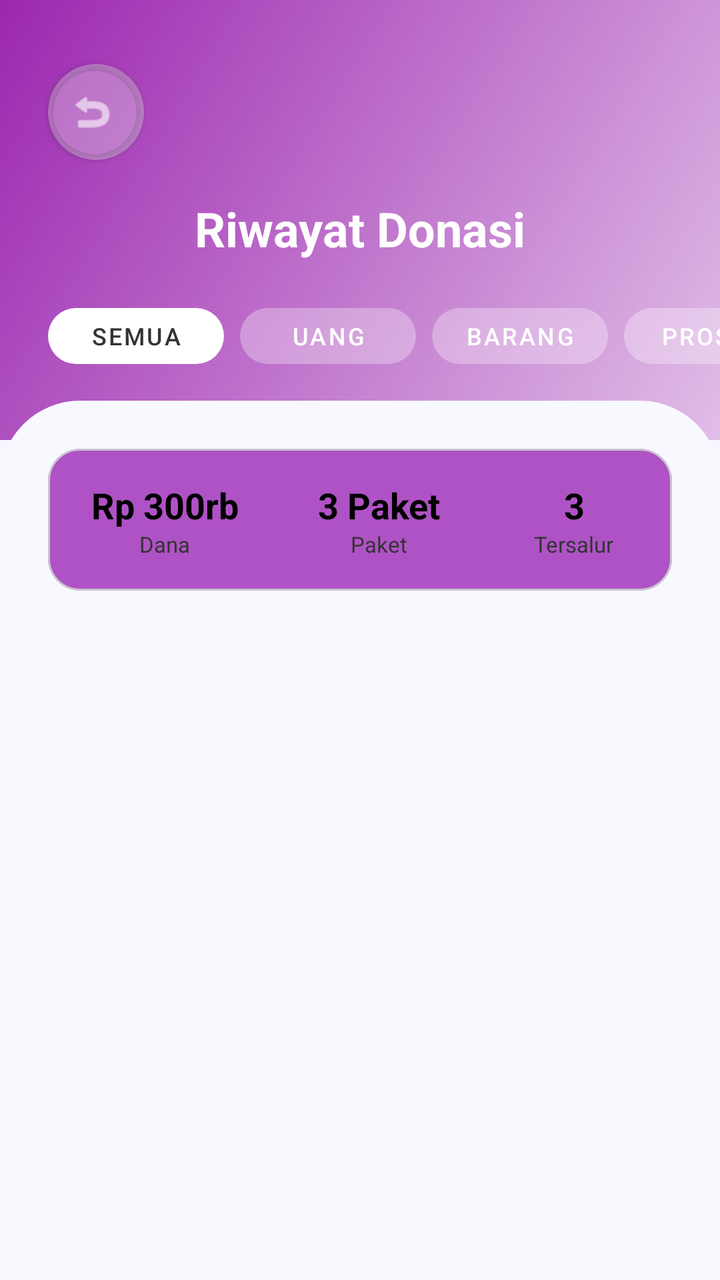
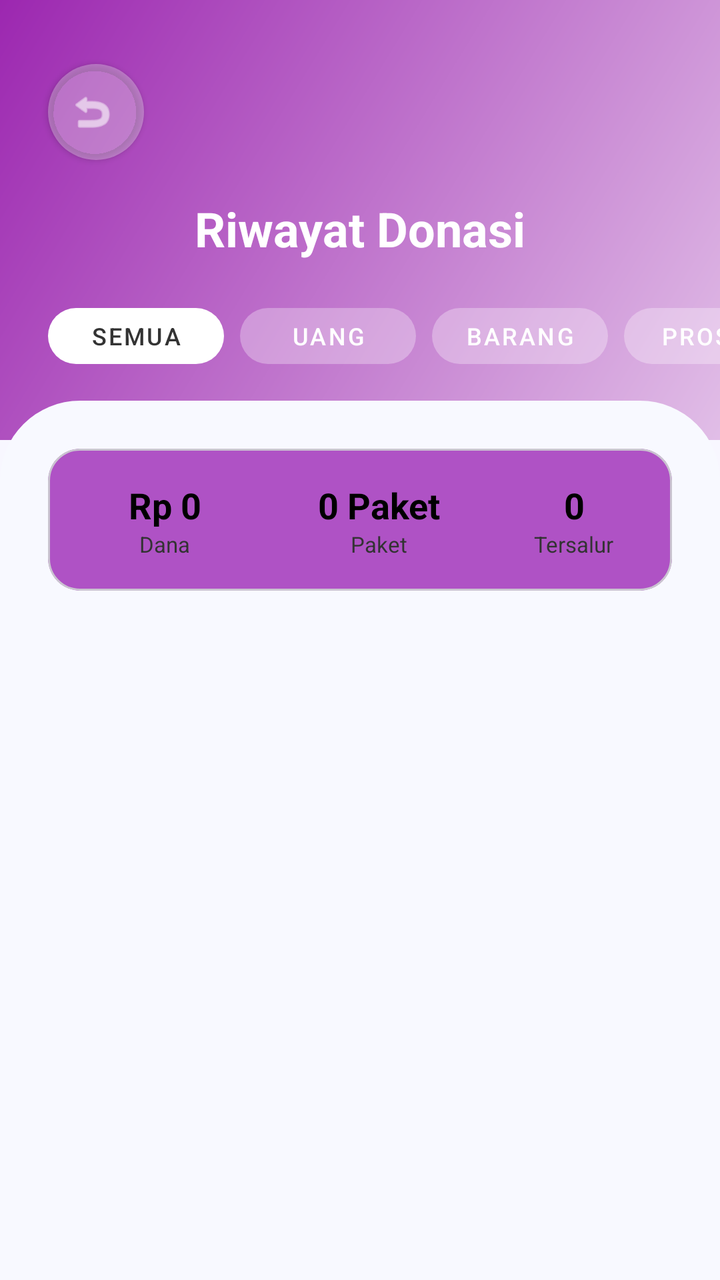

The first picture is an Android layout as it rendered before a commit; the second is the same layout after the commit. The layout source and the unified diff follow.
<!-- AndroidManifest.xml: application theme Theme.AplikasiProjekSMT4 -->
<!-- res/layout/fragment_history.xml -->
<?xml version="1.0" encoding="utf-8"?>
<androidx.coordinatorlayout.widget.CoordinatorLayout xmlns:android="http://schemas.android.com/apk/res/android"
    xmlns:app="http://schemas.android.com/apk/res-auto"
    xmlns:tools="http://schemas.android.com/tools"
    android:layout_width="match_parent"
    android:layout_height="match_parent"
    android:background="#F8F7FF">

    <com.google.android.material.appbar.AppBarLayout
        android:layout_width="match_parent"
        android:layout_height="wrap_content"
        android:background="@android:color/transparent"
        app:elevation="0dp">

        <androidx.constraintlayout.widget.ConstraintLayout
            android:layout_width="match_parent"
            android:layout_height="220dp"
            android:background="@drawable/bg_gradasi_ungu">

            <com.google.android.material.button.MaterialButton
                android:id="@+id/btnBack"
                style="@style/Widget.MaterialComponents.Button.Icon"
                android:layout_width="48dp"
                android:layout_height="48dp"
                android:layout_marginStart="24dp"
                android:layout_marginTop="32dp"
                android:insetLeft="0dp"
                android:insetTop="0dp"
                android:insetRight="0dp"
                android:insetBottom="0dp"
                app:backgroundTint="#4DFFFFFF"
                app:cornerRadius="24dp"
                app:icon="@android:drawable/ic_menu_revert"
                app:iconGravity="textStart"
                app:iconPadding="0dp"
                app:iconSize="24dp"
                app:iconTint="@android:color/white"
                app:layout_constraintStart_toStartOf="parent"
                app:layout_constraintTop_toTopOf="parent" />

            <TextView
                android:id="@+id/tvTitle"
                android:layout_width="wrap_content"
                android:layout_height="wrap_content"
                android:text="Riwayat Donasi"
                android:textColor="@android:color/white"
                android:textSize="24sp"
                android:textStyle="bold"
                app:layout_constraintBottom_toTopOf="@+id/hsvTabs"
                app:layout_constraintEnd_toEndOf="parent"
                app:layout_constraintStart_toStartOf="parent"
                app:layout_constraintTop_toBottomOf="@+id/btnBack" />

            
            <HorizontalScrollView
                android:id="@+id/hsvTabs"
                android:layout_width="match_parent"
                android:layout_height="wrap_content"
                android:layout_marginBottom="32dp"
                android:scrollbars="none"
                app:layout_constraintBottom_toBottomOf="parent">

                <LinearLayout
                    android:layout_width="wrap_content"
                    android:layout_height="wrap_content"
                    android:orientation="horizontal"
                    android:paddingHorizontal="24dp">

                    <com.google.android.material.button.MaterialButton
                        android:id="@+id/tabSemua"
                        style="@style/Widget.MaterialComponents.Button.UnelevatedButton"
                        android:layout_width="wrap_content"
                        android:layout_height="40dp"
                        android:text="Semua"
                        android:textColor="#333333"
                        android:textSize="12sp"
                        app:backgroundTint="#FFFFFF"
                        app:cornerRadius="20dp" />

                    <com.google.android.material.button.MaterialButton
                        android:id="@+id/tabUang"
                        style="@style/Widget.MaterialComponents.Button.UnelevatedButton"
                        android:layout_width="wrap_content"
                        android:layout_height="40dp"
                        android:layout_marginStart="8dp"
                        android:text="Uang"
                        android:textColor="#FFFFFF"
                        android:textSize="12sp"
                        app:backgroundTint="#4DFFFFFF"
                        app:cornerRadius="20dp" />

                    <com.google.android.material.button.MaterialButton
                        android:id="@+id/tabBarang"
                        style="@style/Widget.MaterialComponents.Button.UnelevatedButton"
                        android:layout_width="wrap_content"
                        android:layout_height="40dp"
                        android:layout_marginStart="8dp"
                        android:text="Barang"
                        android:textColor="#FFFFFF"
                        android:textSize="12sp"
                        app:backgroundTint="#4DFFFFFF"
                        app:cornerRadius="20dp" />

                    <com.google.android.material.button.MaterialButton
                        android:id="@+id/tabProses"
                        style="@style/Widget.MaterialComponents.Button.UnelevatedButton"
                        android:layout_width="wrap_content"
                        android:layout_height="40dp"
                        android:layout_marginStart="8dp"
                        android:text="Proses"
                        android:textColor="#FFFFFF"
                        android:textSize="12sp"
                        app:backgroundTint="#4DFFFFFF"
                        app:cornerRadius="20dp" />
                </LinearLayout>
            </HorizontalScrollView>

        </androidx.constraintlayout.widget.ConstraintLayout>
    </com.google.android.material.appbar.AppBarLayout>

    <androidx.core.widget.NestedScrollView
        android:layout_width="match_parent"
        android:layout_height="match_parent"
        android:layout_marginTop="-20dp"
        android:background="@drawable/rounded_top_white"
        app:layout_behavior="@string/appbar_scrolling_view_behavior">

        <LinearLayout
            android:layout_width="match_parent"
            android:layout_height="wrap_content"
            android:orientation="vertical"
            android:paddingHorizontal="24dp"
            android:paddingTop="24dp"
            android:paddingBottom="80dp">

            
            <com.google.android.material.card.MaterialCardView
                android:layout_width="match_parent"
                android:layout_height="wrap_content"
                android:layout_marginBottom="24dp"
                app:cardBackgroundColor="#AF52C5"
                app:cardCornerRadius="16dp"
                app:cardElevation="0dp">

                <LinearLayout
                    android:layout_width="match_parent"
                    android:layout_height="wrap_content"
                    android:orientation="horizontal"
                    android:paddingVertical="16dp">

                    <LinearLayout
                        android:layout_width="0dp"
                        android:layout_height="wrap_content"
                        android:layout_weight="1.2"
                        android:gravity="center"
                        android:orientation="vertical">
                        <TextView
                            android:layout_width="wrap_content"
                            android:layout_height="wrap_content"
                            android:text="Rp 300rb"
                            android:textColor="#000000"
                            android:textSize="18sp"
                            android:textStyle="bold" />
                        <TextView
                            android:layout_width="wrap_content"
                            android:layout_height="wrap_content"
                            android:text="Dana"
                            android:textColor="#333333"
                            android:textSize="11sp" />
                    </LinearLayout>

                    <LinearLayout
                        android:layout_width="0dp"
                        android:layout_height="wrap_content"
                        android:layout_weight="1"
                        android:gravity="center"
                        android:orientation="vertical">
                        <TextView
                            android:layout_width="wrap_content"
                            android:layout_height="wrap_content"
                            android:text="3 Paket"
                            android:textColor="#000000"
                            android:textSize="18sp"
                            android:textStyle="bold" />
                        <TextView
                            android:layout_width="wrap_content"
                            android:layout_height="wrap_content"
                            android:text="Paket"
                            android:textColor="#333333"
                            android:textSize="11sp" />
                    </LinearLayout>

                    <LinearLayout
                        android:layout_width="0dp"
                        android:layout_height="wrap_content"
                        android:layout_weight="1"
                        android:gravity="center"
                        android:orientation="vertical">
                        <TextView
                            android:layout_width="wrap_content"
                            android:layout_height="wrap_content"
                            android:text="3"
                            android:textColor="#000000"
                            android:textSize="18sp"
                            android:textStyle="bold" />
                        <TextView
                            android:layout_width="wrap_content"
                            android:layout_height="wrap_content"
                            android:text="Tersalur"
                            android:textColor="#333333"
                            android:textSize="11sp" />
                    </LinearLayout>
                </LinearLayout>
            </com.google.android.material.card.MaterialCardView>

            
            <androidx.recyclerview.widget.RecyclerView
                android:id="@+id/rvHistory"
                android:layout_width="match_parent"
                android:layout_height="wrap_content"
                android:nestedScrollingEnabled="false"
                tools:listitem="@layout/item_riwayat_donasi" />

        </LinearLayout>
    </androidx.core.widget.NestedScrollView>

</androidx.coordinatorlayout.widget.CoordinatorLayout>
<!-- res/layout/item_riwayat_donasi.xml (included above) -->
<?xml version="1.0" encoding="utf-8"?>
<com.google.android.material.card.MaterialCardView xmlns:android="http://schemas.android.com/apk/res/android"
    xmlns:app="http://schemas.android.com/apk/res-auto"
    android:layout_width="match_parent"
    android:layout_height="wrap_content"
    android:layout_marginBottom="12dp"
    app:cardBackgroundColor="#FFFFFF"
    app:cardCornerRadius="16dp"
    app:cardElevation="2dp"
    android:clickable="true"
    android:focusable="true"
    android:foreground="?attr/selectableItemBackground">

    <RelativeLayout
        android:layout_width="match_parent"
        android:layout_height="wrap_content"
        android:padding="16dp">

        
        <com.google.android.material.card.MaterialCardView
            android:id="@+id/cvIcon"
            android:layout_width="56dp"
            android:layout_height="56dp"
            android:layout_centerVertical="true"
            app:cardBackgroundColor="#FDF1E3"
            app:cardCornerRadius="12dp"
            app:cardElevation="0dp">
            <ImageView
                android:id="@+id/ivIcon"
                android:layout_width="28dp"
                android:layout_height="28dp"
                android:layout_gravity="center"
                android:src="@android:drawable/ic_menu_send"
                app:tint="#FF9800" />
        </com.google.android.material.card.MaterialCardView>

        
        <LinearLayout
            android:layout_width="wrap_content"
            android:layout_height="wrap_content"
            android:layout_centerVertical="true"
            android:layout_marginStart="16dp"
            android:layout_toEndOf="@id/cvIcon"
            android:layout_toStartOf="@id/tvAmount"
            android:orientation="vertical">

            <TextView
                android:id="@+id/tvTitle"
                android:layout_width="wrap_content"
                android:layout_height="wrap_content"
                android:text="Judul Donasi"
                android:textColor="#000000"
                android:textSize="14sp"
                android:textStyle="bold" />

            <TextView
                android:id="@+id/tvDate"
                android:layout_width="wrap_content"
                android:layout_height="wrap_content"
                android:layout_marginTop="2dp"
                android:text="Tanggal"
                android:textColor="#888888"
                android:textSize="11sp" />

            
            <TextView
                android:id="@+id/tvStatus"
                android:layout_width="wrap_content"
                android:layout_height="wrap_content"
                android:layout_marginTop="6dp"
                android:background="@drawable/bg_outline_gray"
                android:backgroundTint="#FFF3E0"
                android:paddingHorizontal="8dp"
                android:paddingVertical="2dp"
                android:text="Diproses"
                android:textColor="#FF9800"
                android:textSize="10sp"
                android:textStyle="bold" />
        </LinearLayout>

        
        <TextView
            android:id="@+id/tvAmount"
            android:layout_width="wrap_content"
            android:layout_height="wrap_content"
            android:layout_alignParentEnd="true"
            android:layout_centerVertical="true"
            android:text="Rp -"
            android:textColor="#000000"
            android:textSize="14sp"
            android:textStyle="bold" />

    </RelativeLayout>
</com.google.android.material.card.MaterialCardView>
<!-- resources referenced by this layout -->
<resources>
  <!-- drawable bg_gradasi_ungu (drawable) -->
  <?xml version="1.0" encoding="utf-8"?>
  <shape xmlns:android="http://schemas.android.com/apk/res/android">
      <gradient
          android:startColor="#9C27B0"
          android:endColor="#E1BEE7"
          android:angle="315" />
  </shape>
  <!-- drawable bg_outline_gray (drawable) -->
  <?xml version="1.0" encoding="utf-8"?>
  <shape xmlns:android="http://schemas.android.com/apk/res/android" android:shape="rectangle">
      <solid android:color="#FFFFFF" />
      <stroke android:width="1dp" android:color="#E0E0E0" />
      <corners android:radius="8dp" />
  </shape>
  <!-- drawable rounded_top_white (drawable) -->
  <?xml version="1.0" encoding="utf-8"?>
  <shape xmlns:android="http://schemas.android.com/apk/res/android">
      <solid android:color="#F8F9FF" />
      <corners
          android:topLeftRadius="40dp"
          android:topRightRadius="40dp" />
  </shape>
  <style name="Theme.AplikasiProjekSMT4" parent="Base.Theme.AplikasiProjekSMT4" />
  <style name="Base.Theme.AplikasiProjekSMT4" parent="Theme.Material3.DayNight.NoActionBar">
          <item name="colorPrimary">#9C27B0</item>
          <item name="colorPrimaryVariant">#7B1FA2</item>
          <item name="colorOnPrimary">#FFFFFF</item>
      </style>
</resources>

<!-- the commit's change to res/layout/fragment_history.xml (unified diff, before → after) -->
@@ -155,9 +155,10 @@
                         android:gravity="center"
                         android:orientation="vertical">
                         <TextView
-                            android:layout_width="wrap_content"
-                            android:layout_height="wrap_content"
-                            android:text="Rp 300rb"
+                            android:id="@+id/tvHeaderTotalDana"
+                            android:layout_width="wrap_content"
+                            android:layout_height="wrap_content"
+                            android:text="Rp 0"
                             android:textColor="#000000"
                             android:textSize="18sp"
                             android:textStyle="bold" />
@@ -176,9 +177,10 @@
                         android:gravity="center"
                         android:orientation="vertical">
                         <TextView
-                            android:layout_width="wrap_content"
-                            android:layout_height="wrap_content"
-                            android:text="3 Paket"
+                            android:id="@+id/tvHeaderTotalPaket"
+                            android:layout_width="wrap_content"
+                            android:layout_height="wrap_content"
+                            android:text="0 Paket"
                             android:textColor="#000000"
                             android:textSize="18sp"
                             android:textStyle="bold" />
@@ -197,9 +199,10 @@
                         android:gravity="center"
                         android:orientation="vertical">
                         <TextView
-                            android:layout_width="wrap_content"
-                            android:layout_height="wrap_content"
-                            android:text="3"
+                            android:id="@+id/tvHeaderTotalTersalur"
+                            android:layout_width="wrap_content"
+                            android:layout_height="wrap_content"
+                            android:text="0"
                             android:textColor="#000000"
                             android:textSize="18sp"
                             android:textStyle="bold" />
